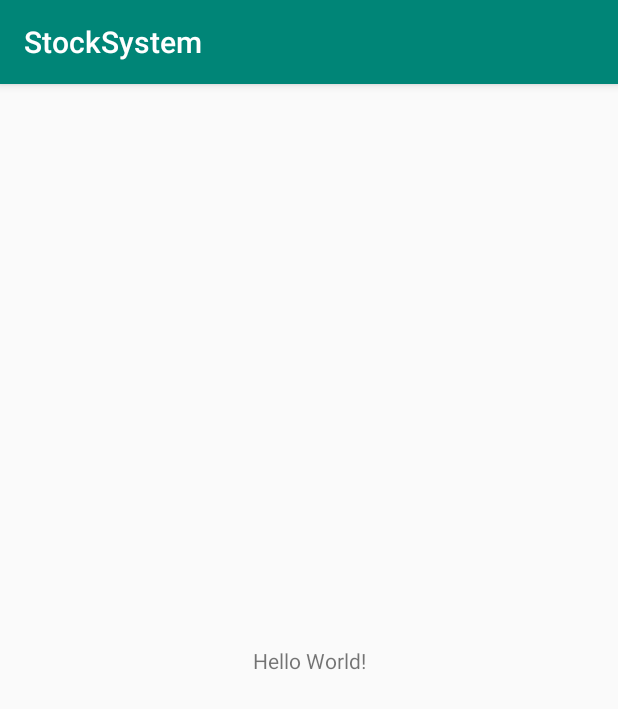
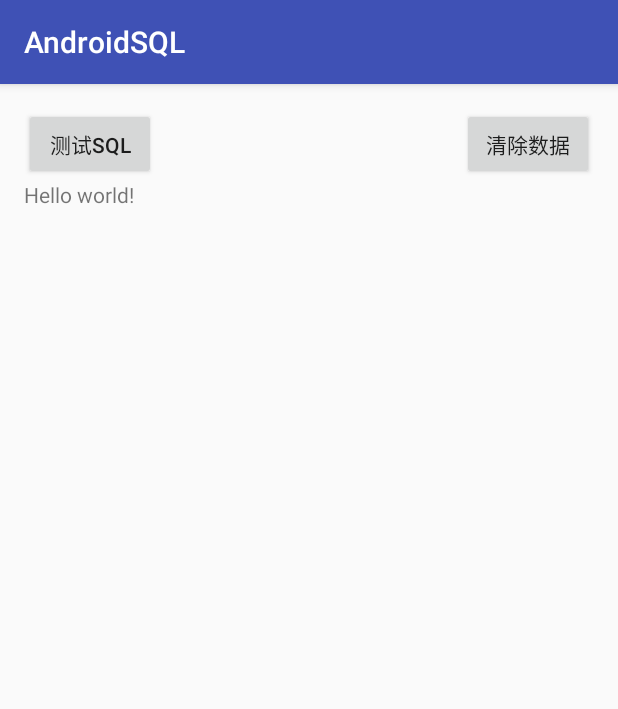
Before and after one commit to 1048300461/StockSystem, an Android app: the screen it shows after launch (MainActivity), on a phone screen of 412 x 824 dp. Shown: the top 709 px of the screen. Run offline under Robolectric (Android 15) with nearby library versions, the light colour scheme and no system bars.

Commit message:
实现连接访问 sql server数据库

```diff
--- a/app/build.gradle
+++ b/app/build.gradle
@@ -19,10 +19,11 @@ android {
 }
 
 dependencies {
-    implementation fileTree(dir: 'libs', include: ['*.jar'])
+    implementation fileTree(include: ['*.jar'], dir: 'libs')
     implementation 'com.android.support:appcompat-v7:28.0.0'
     implementation 'com.android.support.constraint:constraint-layout:1.1.3'
     testImplementation 'junit:junit:4.12'
     androidTestImplementation 'com.android.support.test:runner:1.0.2'
     androidTestImplementation 'com.android.support.test.espresso:espresso-core:3.0.2'
+    implementation files('libs/jtds-1.2.7.jar')
 }
--- a/app/src/main/java/com/example/stocksystem/MainActivity.java
+++ b/app/src/main/java/com/example/stocksystem/MainActivity.java
@@ -2,12 +2,85 @@ package com.example.stocksystem;
 
 import android.support.v7.app.AppCompatActivity;
 import android.os.Bundle;
+import android.os.Bundle;
+import android.os.Handler;
+import android.os.Message;
+import android.app.Activity;
+import android.view.Menu;
+import android.view.View;
+import android.widget.Button;
+import android.widget.TextView;
 
 public class MainActivity extends AppCompatActivity {
 
+    private Button btnTest;
+    private Button btnClean;
+    private TextView tvTestResult;
     @Override
-    protected void onCreate(Bundle savedInstanceState) {
+    protected void onCreate(Bundle savedInstanceState)
+    {
         super.onCreate(savedInstanceState);
         setContentView(R.layout.activity_main);
+        btnTest=findViewById(R.id.btnTestSql);
+        btnClean=findViewById(R.id.btnClean);
+        tvTestResult = findViewById(R.id.tvTestResult);
+        btnTest.setOnClickListener(getClickEvent());
+        btnClean.setOnClickListener(getClickEvent());
     }
+
+    @Override
+    public boolean onCreateOptionsMenu(Menu menu)
+    {
+        // Inflate the menu; this adds items to the action bar if it is present.
+        getMenuInflater().inflate(R.menu.main, menu);
+        return true;
+    }
+
+
+    private View.OnClickListener getClickEvent(){
+        return new View.OnClickListener()
+        {
+            @Override
+            public void onClick(View v)
+            {
+                tvTestResult.setText("...");
+                if(v==btnTest){
+                    test();
+                }
+            }
+        };
+    }
+    private void test()
+    {
+        Runnable run = new Runnable()
+        {
+            @Override
+            public void run()
+            {
+                String ret = DataBaseUtil.testSQL();
+                Message msg = new Message();
+                msg.what=1001;
+                Bundle data = new Bundle();
+                data.putString("result", ret);
+                msg.setData(data);
+                mHandler.sendMessage(msg);
+            }
+        };
+        new Thread(run).start();
+
+    }
+
+    Handler mHandler = new Handler(){
+        public void handleMessage(Message msg) {
+            switch (msg.what)
+            {
+                case 1001:
+                    String str = msg.getData().getString("result");
+                    tvTestResult.setText(str);
+                    break;
+                default:
+                    break;
+            }
+        };
+    };
 }
--- a/app/src/main/res/layout/activity_main.xml
+++ b/app/src/main/res/layout/activity_main.xml
@@ -1,18 +1,28 @@
 <?xml version="1.0" encoding="utf-8"?>
-<android.support.constraint.ConstraintLayout xmlns:android="http://schemas.android.com/apk/res/android"
-    xmlns:app="http://schemas.android.com/apk/res-auto"
+<RelativeLayout xmlns:android="http://schemas.android.com/apk/res/android"
     xmlns:tools="http://schemas.android.com/tools"
     android:layout_width="match_parent"
     android:layout_height="match_parent"
-    tools:context=".MainActivity">
+    android:paddingBottom="@dimen/activity_vertical_margin"
+    android:paddingLeft="@dimen/activity_horizontal_margin"
+    android:paddingRight="@dimen/activity_horizontal_margin"
+    android:paddingTop="@dimen/activity_vertical_margin">
 
-    <TextView
+    <Button
+        android:id="@+id/btnTestSql"
         android:layout_width="wrap_content"
         android:layout_height="wrap_content"
-        android:text="Hello World!"
-        app:layout_constraintBottom_toBottomOf="parent"
-        app:layout_constraintLeft_toLeftOf="parent"
-        app:layout_constraintRight_toRightOf="parent"
-        app:layout_constraintTop_toTopOf="parent" />
-
-</android.support.constraint.ConstraintLayout>
+        android:text="@string/testSQL"/>
+    <Button
+        android:id="@+id/btnClean"
+        android:layout_width="wrap_content"
+        android:layout_height="wrap_content"
+        android:layout_alignParentRight="true"
+        android:text="@string/clean"/>
+    <TextView
+        android:id="@+id/tvTestResult"
+        android:layout_width="wrap_content"
+        android:layout_height="wrap_content"
+        android:layout_below="@id/btnTestSql"
+        android:text="@string/hello_world" />
+</RelativeLayout>
--- /dev/null
+++ b/app/src/main/res/menu/main.xml
@@ -0,0 +1,4 @@
+<?xml version="1.0" encoding="utf-8"?>
+<menu xmlns:android="http://schemas.android.com/apk/res/android">
+
+</menu>
--- a/app/src/main/res/values/colors.xml
+++ b/app/src/main/res/values/colors.xml
@@ -1,6 +1,6 @@
 <?xml version="1.0" encoding="utf-8"?>
 <resources>
-    <color name="colorPrimary">#008577</color>
-    <color name="colorPrimaryDark">#00574B</color>
-    <color name="colorAccent">#D81B60</color>
+    <color name="colorPrimary">#3F51B5</color>
+    <color name="colorPrimaryDark">#303F9F</color>
+    <color name="colorAccent">#FF4081</color>
 </resources>
--- /dev/null
+++ b/app/src/main/res/values/dimens.xml
@@ -0,0 +1,5 @@
+<resources>
+    <!-- Default screen margins, per the Android Design guidelines. -->
+    <dimen name="activity_horizontal_margin">16dp</dimen>
+    <dimen name="activity_vertical_margin">16dp</dimen>
+</resources>
--- a/app/src/main/res/values/strings.xml
+++ b/app/src/main/res/values/strings.xml
@@ -1,3 +1,10 @@
 <resources>
-    <string name="app_name">StockSystem</string>
+
+    <string name="app_name">AndroidSQL</string>
+    <string name="action_settings">Settings</string>
+    <string name="hello_world">Hello world!</string>
+    <string name="testSQL">测试SQL</string>
+    <string name="clean">清除数据</string>
+    <string name="barcode_region">条码区域</string>
+    <string name="rest_barcode">剩余条码数</string>
 </resources>
```
Also changed, not shown: app/src/main/java/com/example/stocksystem/DataBaseUtil.java (added, +75 -0 lines), app/libs/jtds-1.2.7.jar (added).
